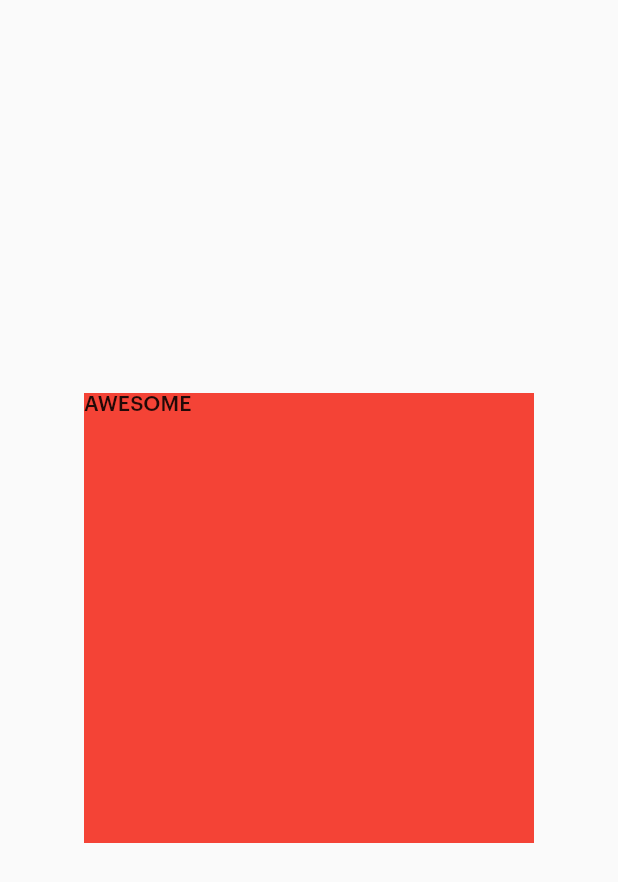
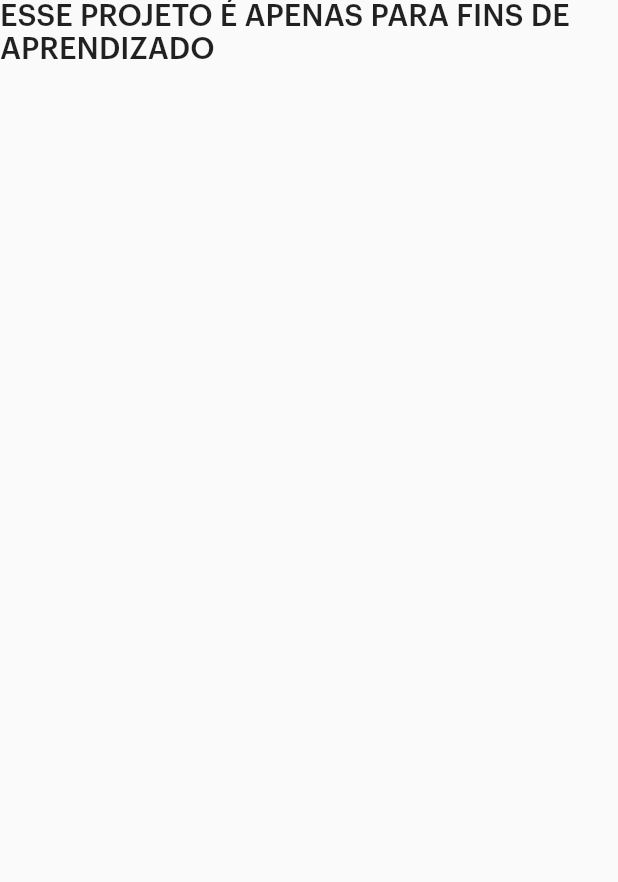
Before and after one commit to iru-Y/Nubank_copy, a Flutter app: the FAQ screen opened by its route, on a phone screen of 412 x 824 dp. Shown: the top 882 px of the screen. Run offline on Flutter 3.47's test engine with Material 2 defaults, Android fonts, the phone set to English and light mode, and no system bars; drawn by our look-alikes of animated_text_kit.

Commit message:
Deus me ajude ah não ficar ablabuablaub

```diff
--- a/lib/provider.dart
+++ b/lib/provider.dart
@@ -1,7 +1,6 @@
-import 'package:nubank_copy/viewmodel/icon_viewmodel.dart';
+import 'package:nubank_copy/domain/viewmodel/icon_viewmodel.dart';
+import 'package:nubank_copy/domain/viewmodel/user_view_model.dart';
 import 'package:provider/provider.dart';
-
-import 'viewmodel/user_view_model.dart';
 
 final providers = [
     ChangeNotifierProvider<IconViewModel>(create: (_)=> IconViewModel()),
--- /dev/null
+++ b/lib/utils/api_path.dart
@@ -0,0 +1 @@
+const String apiPath = 'http://192.168.3.2:8080';
--- a/lib/data/shared_icons_data.dart
+++ b/lib/utils/shared_icons.dart
@@ -1,6 +1,7 @@
-import 'package:nubank_copy/data/models/icon_model.dart';
 
-abstract class SharedIconsData {
+import 'package:nubank_copy/domain/models/icon_model.dart';
+
+abstract class SharedIcons {
   static final ICONS_HEADER =[
     IconModel(
         id: 1,
--- a/lib/view/screens/faq/f_a_q.dart
+++ b/lib/view/screens/faq/f_a_q.dart
@@ -13,27 +13,27 @@
   @override
   Widget build(BuildContext context) {
 
-    return Scaffold(
-        body: Center(
-          child: Container(
-            decoration: BoxDecoration(color: Colors.red),
-            height: 300.0,
-            width: 300.0,
-            child: AnimatedTextKit(
+    return SafeArea(
+      child: Scaffold(
+          body: AnimatedTextKit(
             animatedTexts: [
-                RotateAnimatedText('AWESOME'),
-                RotateAnimatedText('OPTIMISTIC'),
+              RotateAnimatedText('ESSE PROJETO É APENAS PARA FINS DE APRENDIZADO',
+                  textStyle: const TextStyle(
+                    fontSize: 20
+                  )),
+              RotateAnimatedText('TODOS OS DIREITOS RESERVADOS A NUBANK', textStyle: const TextStyle(
+                  fontSize: 20
+              )),
               RotateAnimatedText(
-                  'DIFFERENT',
+                'Visite meu Linkedin e Github',
                 textStyle: const TextStyle(
                   decoration: TextDecoration.underline,
                 ),
               ),
             ],
             isRepeatingAnimation: true,
-              totalRepeatCount: 10,
-            ),
-          ),
-        ));
+            repeatForever: true,
+          )),
+    );
 
   }}
--- a/lib/view/screens/invite_friends/invite_friends_widget.dart
+++ b/lib/view/screens/invite_friends/invite_friends_widget.dart
@@ -14,7 +14,7 @@
       body: SingleChildScrollView(
         child: Container(
           decoration: const BoxDecoration(
-              color: Colors.black
+              color: Colors.black,
           ),
           child: Column(
             children: [
@@ -81,7 +81,7 @@
                 )
               )
             ),
-            child: Text('Convidar amigos', style: TextStyle(
+            child: const Text('Convidar amigos', style: TextStyle(
               color: Colors.white,
               fontSize: 15
             ))
--- a/pubspec.yaml
+++ b/pubspec.yaml
@@ -38,6 +38,8 @@
   flutter_svg: ^2.0.7
   provider: ^6.0.5
   animated_text_kit: ^4.2.2
+  url_launcher: ^6.1.12
+  http: ^1.1.0
 
 dev_dependencies:
   flutter_test:
```
Also changed, not shown: lib/data/models/user_model.dart (deleted, +0 -8 lines), lib/domain/models/user_model.dart (added, +35 -0 lines), lib/domain/viewmodel/icon_viewmodel.dart (added, +14 -0 lines), lib/domain/viewmodel/user_view_model.dart (added, +17 -0 lines), lib/services/icon_service.dart (deleted, +0 -20 lines), lib/view/screens/home/widgets/home_header_widget.dart (+16 -9 lines), lib/view/screens/user_profile/user_profile_header_widget.dart (+18 -12 lines), lib/viewmodel/icon_viewmodel.dart (deleted, +0 -14 lines), lib/viewmodel/user_view_model.dart (deleted, +0 -12 lines), lib/domain/models/icon_model.dart (renamed from lib/data/models/icon_model.dart), pubspec.lock, 5 other files. Lines whose indentation alone changed are shown as unchanged.
